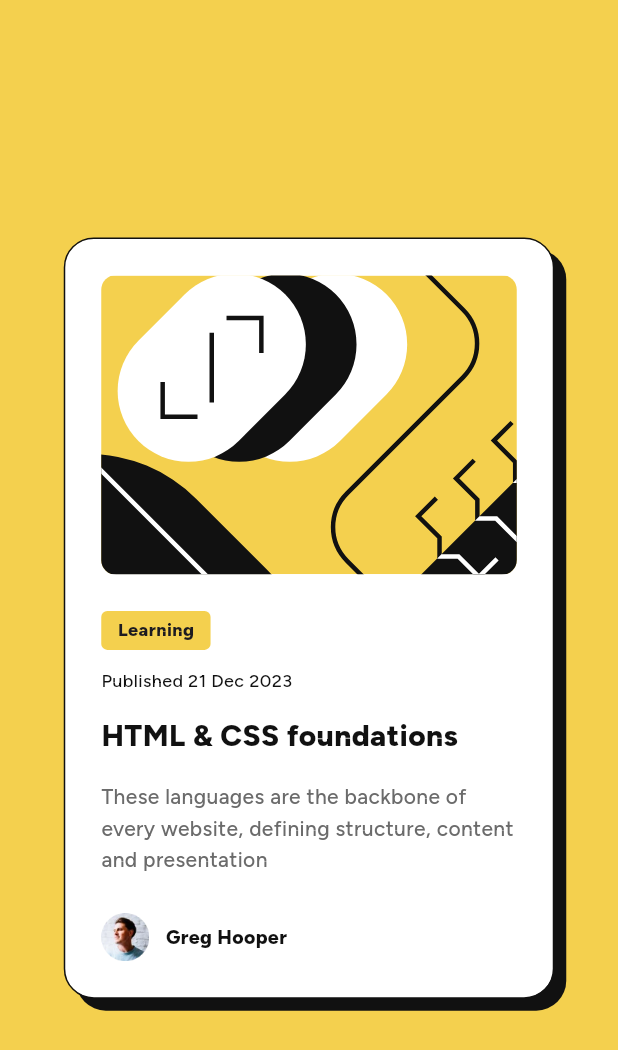
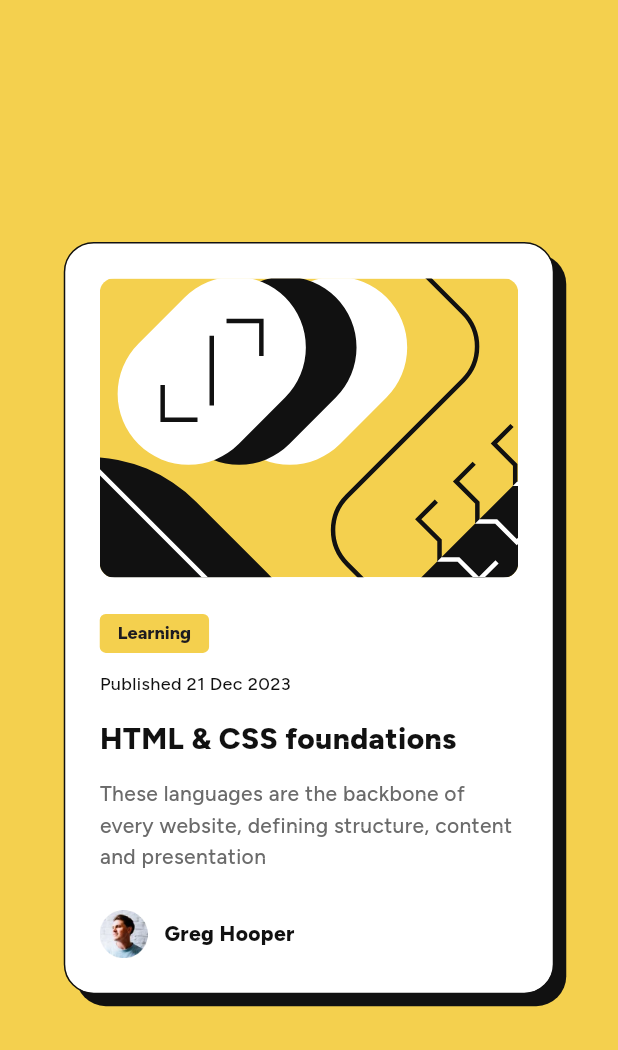
Before and after one commit to JustANipple/blog_preview_card, a Flutter app: the screen it shows after launch, on a phone screen of 412 x 824 dp. Shown: the top 1050 px of the screen. Run offline on Flutter 3.47's test engine with Material 3 defaults, Android fonts, the phone set to English and light mode, and no system bars; our stand-ins replace flutter_svg; missing offline and left inert: pixel_perfect.

Commit message:
mobile part complete

```diff
--- a/lib/main.dart
+++ b/lib/main.dart
@@ -44,7 +44,7 @@ class BlogPreviewCard extends StatelessWidget {
                 border: Border.all(width: 1.0, color: shadowColor),
                 borderRadius: const BorderRadius.all(Radius.circular(20))),
             constraints: const BoxConstraints(maxWidth: 327),
-            padding: const EdgeInsets.all(24),
+            padding: const EdgeInsets.all(23),
             margin: const EdgeInsets.all(24),
             child: const IntrinsicHeight(
               child: Column(
@@ -58,7 +58,7 @@ class BlogPreviewCard extends StatelessWidget {
                     SizedBox(height: 24),
                     CardBadge(
                         color: scaffoldBackgroundColor,
-                        hPadding: 11,
+                        hPadding: 12,
                         vPadding: 4,
                         borderRadius: 4,
                         text: Text(
@@ -66,12 +66,14 @@ class BlogPreviewCard extends StatelessWidget {
                           style: TextStyle(
                               fontWeight: fwExtraBold,
                               height: lh,
-                              fontSize: 12),
+                              fontSize: 12,
+                              letterSpacing: 0),
                           textDirection: TextDirection.ltr,
                         )),
                     SizedBox(height: 12),
                     SubTitle(
                         text: "Published 21 Dec 2023",
+                        fontFamily: "Figtree",
                         fontSize: 12,
                         fontWeight: fwMedium,
                         height: lh,
@@ -83,7 +85,7 @@ class BlogPreviewCard extends StatelessWidget {
                         fontWeight: fwExtraBold,
                         height: lh,
                         color: headerColor),
-                    SizedBox(height: 16),
+                    SizedBox(height: 12),
                     Description(
                         text:
                             "These languages are the backbone of every website, defining structure, content and presentation",
@@ -98,7 +100,7 @@ class BlogPreviewCard extends StatelessWidget {
                       width: 32,
                       gap: 11,
                       text: "Greg Hooper",
-                      fontSize: 13,
+                      fontSize: 14,
                       fontWeight: fwExtraBold,
                       color: headerColor,
                     ),
@@ -198,6 +200,7 @@ class Title extends StatelessWidget {
 
 class SubTitle extends StatelessWidget {
   final String text;
+  final String fontFamily;
   final double fontSize;
   final FontWeight fontWeight;
   final double height;
@@ -205,6 +208,7 @@ class SubTitle extends StatelessWidget {
 
   const SubTitle({
     required this.text,
+    required this.fontFamily,
     required this.fontSize,
     required this.fontWeight,
     required this.height,
@@ -217,6 +221,7 @@ class SubTitle extends StatelessWidget {
     return Text(
       text,
       style: TextStyle(
+        fontFamily: fontFamily,
         fontSize: fontSize,
         fontWeight: fontWeight,
         height: height,
```
